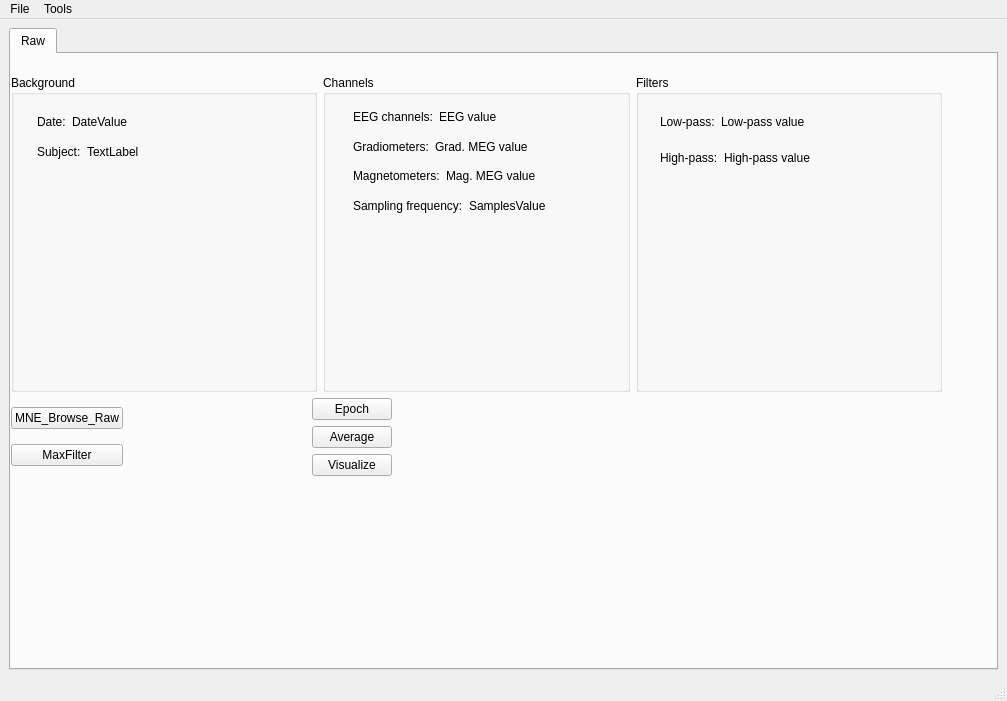
First picture: the form in hoksotin/ui/qt4Designer/UIehdotus9.ui, repository cibr-jyu/meggie, before the edit.
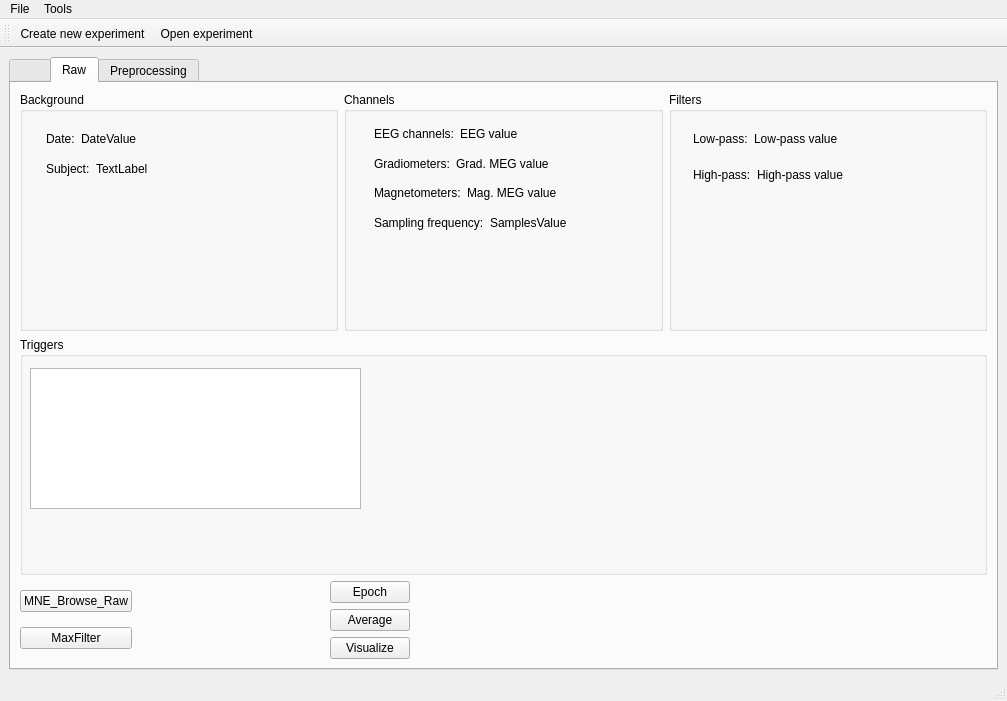
Second picture: the form after the edit.

```diff
--- a/hoksotin/ui/qt4Designer/UIehdotus9.ui
+++ b/hoksotin/ui/qt4Designer/UIehdotus9.ui
@@ -26,21 +26,19 @@
       <item>
        <widget class="QTabWidget" name="tabWidget_2">
         <property name="currentIndex">
-         <number>0</number>
+         <number>1</number>
         </property>
+        <widget class="QWidget" name="tabBlank">
+         <attribute name="title">
+          <string>     </string>
+         </attribute>
+        </widget>
         <widget class="QWidget" name="tabRaw">
          <attribute name="title">
           <string>Raw</string>
          </attribute>
-         <widget class="QWidget" name="">
-          <property name="geometry">
-           <rect>
-            <x>0</x>
-            <y>21</y>
-            <width>931</width>
-            <height>401</height>
-           </rect>
-          </property>
+         <layout class="QGridLayout" name="gridLayout">
+          <item row="0" column="0">
           <layout class="QVBoxLayout" name="verticalLayout_4">
            <item>
             <layout class="QHBoxLayout" name="horizontalLayout_3">
@@ -109,10 +107,6 @@
                  </item>
                 </layout>
                </widget>
-               <zorder>layoutWidget_2</zorder>
-               <zorder>filtersBox</zorder>
-               <zorder>channelsBox</zorder>
-               <zorder>channelsBox</zorder>
               </widget>
              </item>
              <item>
@@ -228,9 +222,6 @@
                  </item>
                 </layout>
                </widget>
-               <zorder>layoutWidget_7</zorder>
-               <zorder>metaBox</zorder>
-               <zorder>filtersBox</zorder>
               </widget>
              </item>
              <item>
@@ -304,13 +295,27 @@
                  </item>
                 </layout>
                </widget>
-               <zorder>layoutWidget_6</zorder>
-               <zorder>channelsBox</zorder>
-               <zorder>metaBox</zorder>
               </widget>
              </item>
             </layout>
            </item>
+            <item>
+             <widget class="QGroupBox" name="triggersBox">
+              <property name="title">
+               <string>Triggers</string>
+              </property>
+              <widget class="QTableView" name="triggerTable">
+               <property name="geometry">
+                <rect>
+                 <x>10</x>
+                 <y>31</y>
+                 <width>331</width>
+                 <height>141</height>
+                </rect>
+               </property>
+              </widget>
+             </widget>
+            </item>
            <item>
             <layout class="QHBoxLayout" name="horizontalLayout_11">
              <item>
@@ -411,7 +416,13 @@
             </layout>
            </item>
           </layout>
-         </widget>
+          </item>
+         </layout>
+        </widget>
+        <widget class="QWidget" name="tabPreprocessing">
+         <attribute name="title">
+          <string>Preprocessing</string>
+         </attribute>
         </widget>
        </widget>
       </item>
@@ -435,8 +446,8 @@
     <property name="title">
      <string>File</string>
     </property>
-    <addaction name="actionLoad_file"/>
-    <addaction name="actionSave_file"/>
+    <addaction name="actionCreate_experiment"/>
+    <addaction name="actionOpen_experiment"/>
    </widget>
    <widget class="QMenu" name="menuTools">
     <property name="title">
@@ -448,14 +459,27 @@
    <addaction name="menuTools"/>
   </widget>
   <widget class="QStatusBar" name="statusbar"/>
-  <action name="actionLoad_file">
+  <widget class="QToolBar" name="toolBar">
+   <property name="windowTitle">
+    <string>toolBar</string>
+   </property>
+   <attribute name="toolBarArea">
+    <enum>TopToolBarArea</enum>
+   </attribute>
+   <attribute name="toolBarBreak">
+    <bool>false</bool>
+   </attribute>
+   <addaction name="actionCreate_experiment"/>
+   <addaction name="actionOpen_experiment"/>
+  </widget>
+  <action name="actionCreate_experiment">
    <property name="text">
-    <string>Load file</string>
+    <string>Create new experiment...</string>
    </property>
   </action>
-  <action name="actionSave_file">
+  <action name="actionOpen_experiment">
    <property name="text">
-    <string>Save file</string>
+    <string>Open experiment...</string>
    </property>
   </action>
   <action name="actionPreferences">
```
Lines whose indentation alone changed are shown as unchanged.
